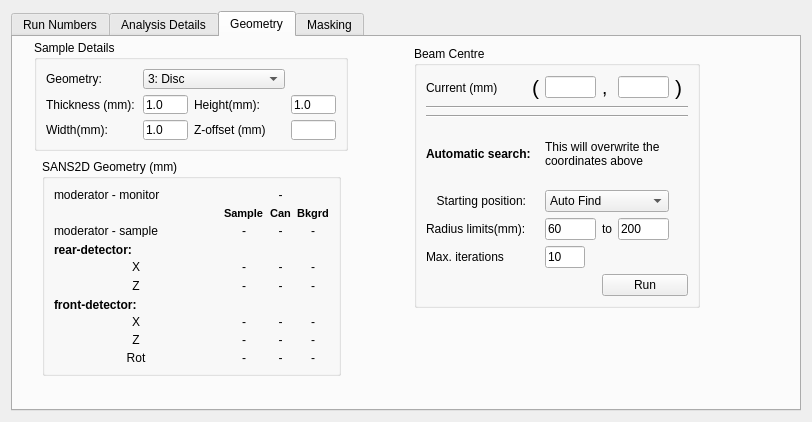
Above: Code/qtiplot/MantidQt/CustomInterfaces/inc/SANSRunWindow.ui from mantidproject/mantid before the change. Below: the same form after it.
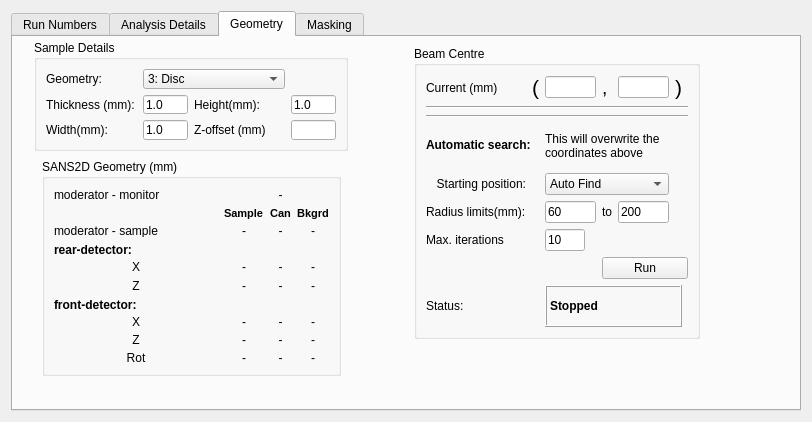
That is the form after the change. The open tabs and pages were chosen to show the change.

Commit message: Added status updates for the SANS GUI for the centre finding algorithm. Re #636

What changed in the file:
```diff
--- a/Code/qtiplot/MantidQt/CustomInterfaces/inc/SANSRunWindow.ui
+++ b/Code/qtiplot/MantidQt/CustomInterfaces/inc/SANSRunWindow.ui
@@ -1569,7 +1569,7 @@
          <x>401</x>
          <y>9</y>
          <width>286</width>
-         <height>262</height>
+         <height>293</height>
         </rect>
        </property>
        <property name="title" >
@@ -1774,6 +1774,33 @@
           </property>
          </widget>
         </item>
+        <item row="8" column="0" >
+         <widget class="QLabel" name="label_35" >
+          <property name="text" >
+           <string>Status: </string>
+          </property>
+         </widget>
+        </item>
+        <item row="8" column="2" colspan="4" >
+         <widget class="QLabel" name="centre_stat" >
+          <property name="frameShape" >
+           <enum>QFrame::Box</enum>
+          </property>
+          <property name="frameShadow" >
+           <enum>QFrame::Raised</enum>
+          </property>
+          <property name="text" >
+           <string>&lt;!DOCTYPE HTML PUBLIC "-//W3C//DTD HTML 4.0//EN" "http://www.w3.org/TR/REC-html40/strict.dtd">
+&lt;html>&lt;head>&lt;meta name="qrichtext" content="1" />&lt;style type="text/css">
+p, li { white-space: pre-wrap; }
+&lt;/style>&lt;/head>&lt;body style=" font-family:'Sans Serif'; font-size:9pt; font-weight:400; font-style:normal;">
+&lt;p style=" margin-top:0px; margin-bottom:0px; margin-left:0px; margin-right:0px; -qt-block-indent:0; text-indent:0px;">&lt;span style=" font-weight:600;">Stopped&lt;/span>&lt;/p>&lt;/body>&lt;/html></string>
+          </property>
+          <property name="textFormat" >
+           <enum>Qt::RichText</enum>
+          </property>
+         </widget>
+        </item>
        </layout>
       </widget>
       <widget class="QStackedWidget" name="geom_stack" >
```
Left out of the diff: 2 changed lines with no effect on the pictures. The commit also changes 3 other files.
